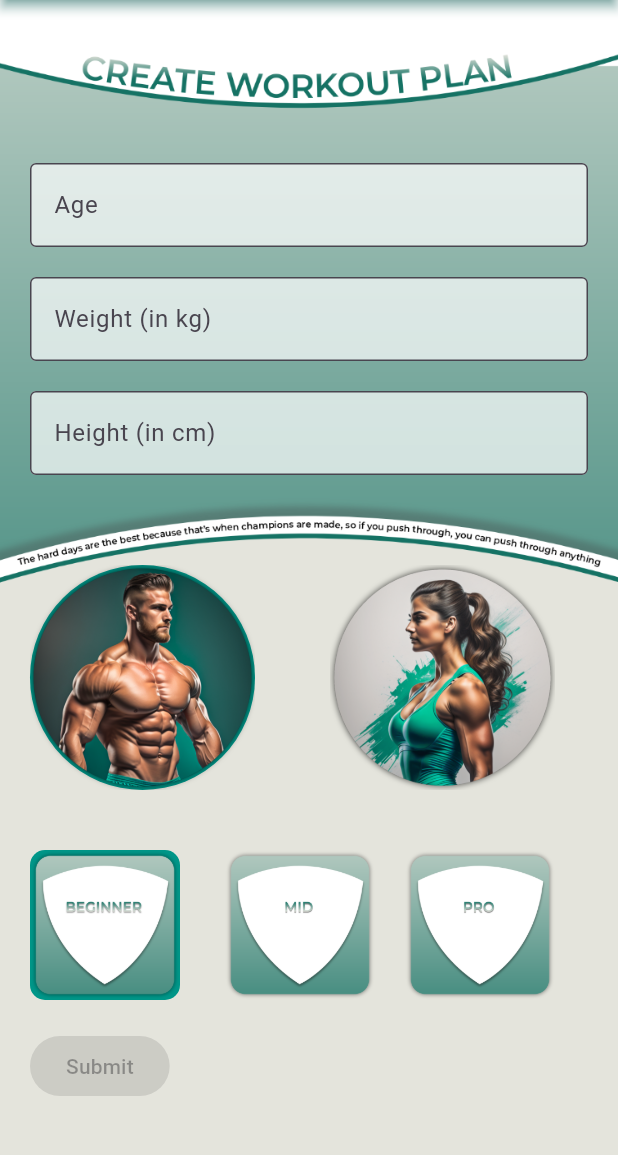
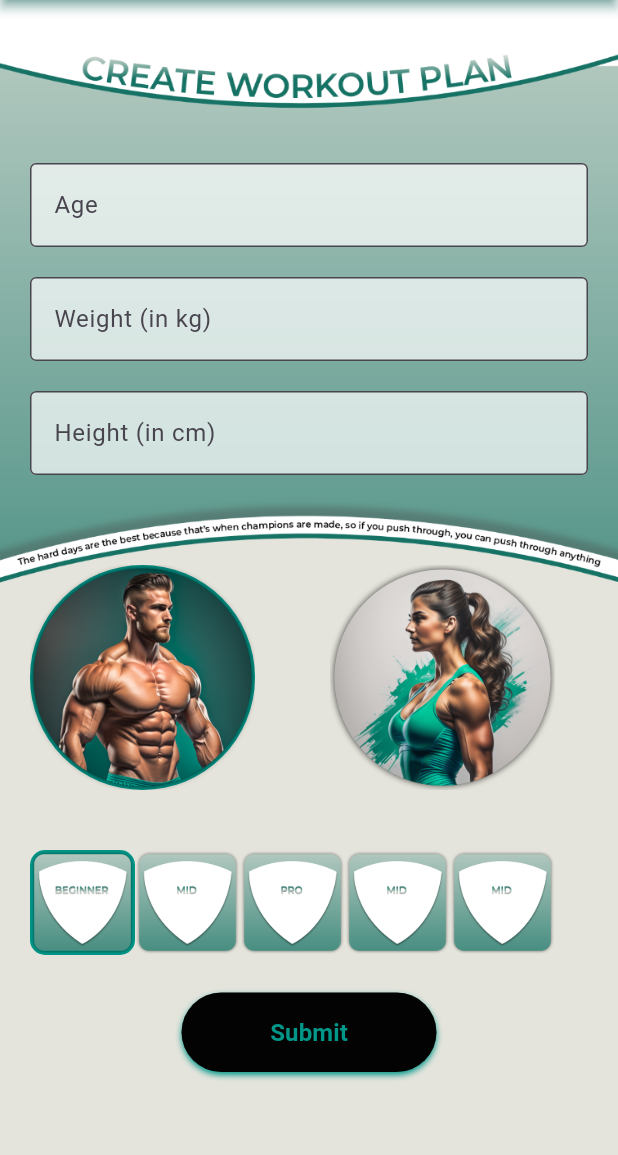
Before and after one commit to SDGP-93/FitFlow, a Flutter app: the UserInputPage screen opened directly, on a phone screen of 412 x 824 dp, the part 77-1232 px from its top. Run offline on Flutter 3.47's test engine with Material 3 defaults, Android fonts, the phone set to English and light mode, and no system bars; our stand-ins replace cloud_firestore, firebase_auth, firebase_core, fl_chart, pedometer; accounts and stored records are empty.

```diff
--- a/lib/Screens/input.dart
+++ b/lib/Screens/input.dart
@@ -1,3 +1,4 @@
+import 'package:flutter/cupertino.dart';
 import 'package:flutter/material.dart';
 import 'package:firebase_auth/firebase_auth.dart';
 import 'package:cloud_firestore/cloud_firestore.dart';
@@ -187,8 +188,8 @@ class _UserInputPageState extends State<UserInputPage> {
                       });
                     },
                     child: Container(
-                      width: 100,
-                      height: 100,
+                      width: 70,
+                      height: 70,
                       decoration: BoxDecoration(
                         color: _selectedLevelOption == 'Beginner' ? Colors.teal : Colors.transparent,
                         borderRadius: BorderRadius.circular(10),
@@ -196,7 +197,7 @@ class _UserInputPageState extends State<UserInputPage> {
                       child: Image.asset('assets/begBtn.png'),
                     ),
                   ),
-                  SizedBox(width: 30),
+                  SizedBox(width: 0),
                   GestureDetector(
                     onTap: () {
                       setState(() {
@@ -204,8 +205,8 @@ class _UserInputPageState extends State<UserInputPage> {
                       });
                     },
                     child: Container(
-                      width: 100,
-                      height: 100,
+                      width: 70,
+                      height: 70,
                       decoration: BoxDecoration(
                         color: _selectedLevelOption == 'Mid' ? Colors.teal : Colors.transparent,
                         borderRadius: BorderRadius.circular(10),
@@ -213,7 +214,7 @@ class _UserInputPageState extends State<UserInputPage> {
                       child: Image.asset('assets/midBtn.png'),
                     ),
                   ),
-                  SizedBox(width: 20),
+                  SizedBox(width: 0),
                   GestureDetector(
                     onTap: () {
                       setState(() {
@@ -221,8 +222,8 @@ class _UserInputPageState extends State<UserInputPage> {
                       });
                     },
                     child: Container(
-                      width: 100,
-                      height: 100,
+                      width: 70,
+                      height: 70,
                       decoration: BoxDecoration(
                         color: _selectedLevelOption == 'Pro' ? Colors.teal : Colors.transparent,
                         borderRadius: BorderRadius.circular(10),
@@ -230,10 +231,73 @@ class _UserInputPageState extends State<UserInputPage> {
                       child: Image.asset('assets/proBtn.png'),
                     ),
                   ),
+                  GestureDetector(
+                    onTap: () {
+                      setState(() {
+                        _selectedLevelOption = 'liv';
+                      });
+                    },
+                    child: Container(
+                      width: 70,
+                      height: 70,
+                      decoration: BoxDecoration(
+                        color: _selectedLevelOption == 'liv' ? Colors.teal : Colors.transparent,
+                        borderRadius: BorderRadius.circular(10),
+                      ),
+                      child: Image.asset('assets/midBtn.png'),
+                    ),
+                  ),
+                  SizedBox(width: 00),
+                  GestureDetector(
+                    onTap: () {
+                      setState(() {
+                        _selectedLevelOption = 'kro';
+                      });
+                    },
+                    child: Container(
+                      width: 70,
+                      height: 70,
+                      decoration: BoxDecoration(
+                        color: _selectedLevelOption == 'kro' ? Colors.teal : Colors.transparent,
+                        borderRadius: BorderRadius.circular(10),
+                      ),
+                      child: Image.asset('assets/midBtn.png'),
+                    ),
+                  ),
                 ],
               ),
-              SizedBox(height: 20),
-              ElevatedButton(
+              SizedBox(height: 25),
+          Center(
+          child: Container(
+            width: 170,
+            decoration: BoxDecoration(
+              borderRadius: BorderRadius.circular(30.0),
+              gradient: LinearGradient(
+                colors: [Colors.black, Colors.black],
+                begin: Alignment.centerLeft,
+                end: Alignment.centerRight,
+              ),
+              boxShadow: [
+                BoxShadow(
+                  color: Colors.teal,
+                  offset: Offset(0, 2),
+                  blurRadius: 3,
+                ),
+              ],
+            ),
+              child: ElevatedButton(
+                style: ElevatedButton.styleFrom(
+                  backgroundColor: Colors.transparent,
+                  foregroundColor: Colors.transparent,
+                  elevation: 0,
+                  padding: EdgeInsets.symmetric(
+                    vertical: 15,
+                    horizontal: 30,
+                  ),
+                  shape: RoundedRectangleBorder(
+                    borderRadius: BorderRadius.circular(30),
+                  ),
+                ),
                 onPressed: _isButtonDisabled ? null : () async {
                   // Prepare data to be stored in Firestore
                   Map<String, dynamic> inputData = {
@@ -267,8 +331,17 @@ class _UserInputPageState extends State<UserInputPage> {
                     }
                   }
                 },
-                child: Text('Submit'),
+                child: Text('Submit',
+                  style: TextStyle(
+                      color: Colors.teal,
+                      fontSize: 16,
+                      fontWeight: FontWeight.bold,
+                      fontFamily: ''
+                  ),
+                ),
               ),
+              ),
+          ),
             ],
           ),
         ),
--- a/lib/Screens/profile_page.dart
+++ b/lib/Screens/profile_page.dart
@@ -147,7 +147,7 @@ class _ProfilePageState extends State<ProfilePage> {
                                 horizontal: 30,
                               ),
                               shape: RoundedRectangleBorder(
-                                borderRadius: BorderRadius.circular(5),
+                                borderRadius: BorderRadius.circular(30),
                               ),
                             ),
                             child: Text(
```
